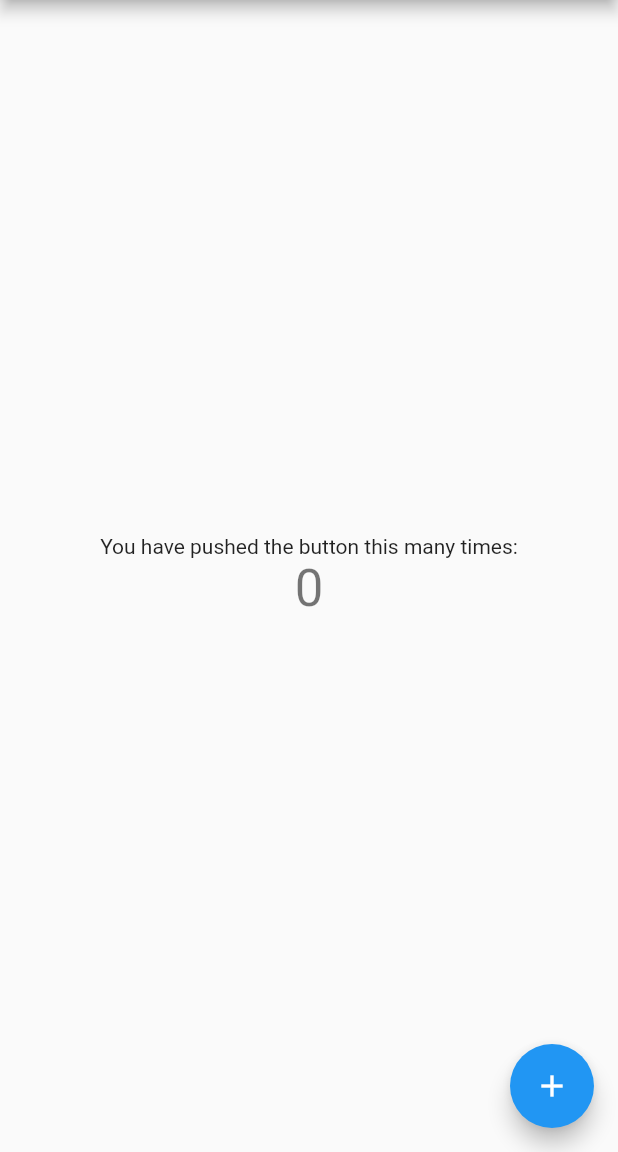
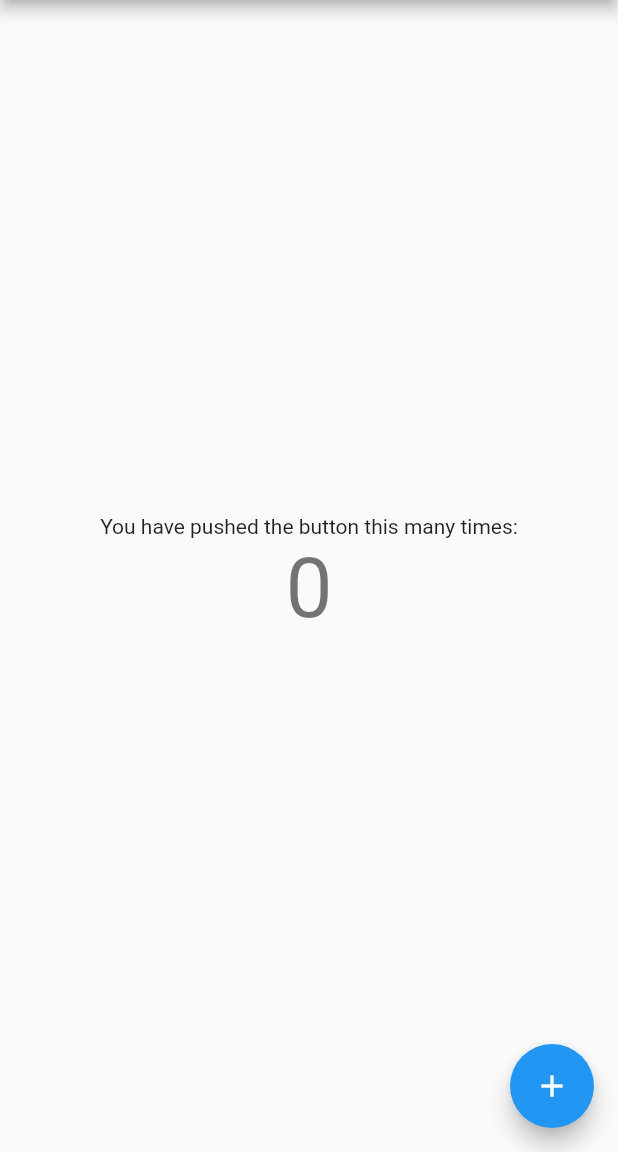
Before and after one commit to elforsabah/flutter_app, a Flutter app: the screen it shows after launch, on a phone screen of 412 x 824 dp, the part 84-1236 px from its top. Run offline on Flutter 3.47's test engine with Material 2 defaults, Android fonts, the phone set to English and light mode, and no system bars.

Commit message:
initial commit

```diff
--- a/lib/main.dart
+++ b/lib/main.dart
@@ -96,7 +96,7 @@ class _MyHomePageState extends State<MyHomePage> {
             ),
             Text(
               '$_counter',
-              style: Theme.of(context).textTheme.headline4,
+              style: Theme.of(context).textTheme.headline2,
             ),
           ],
         ),
```
